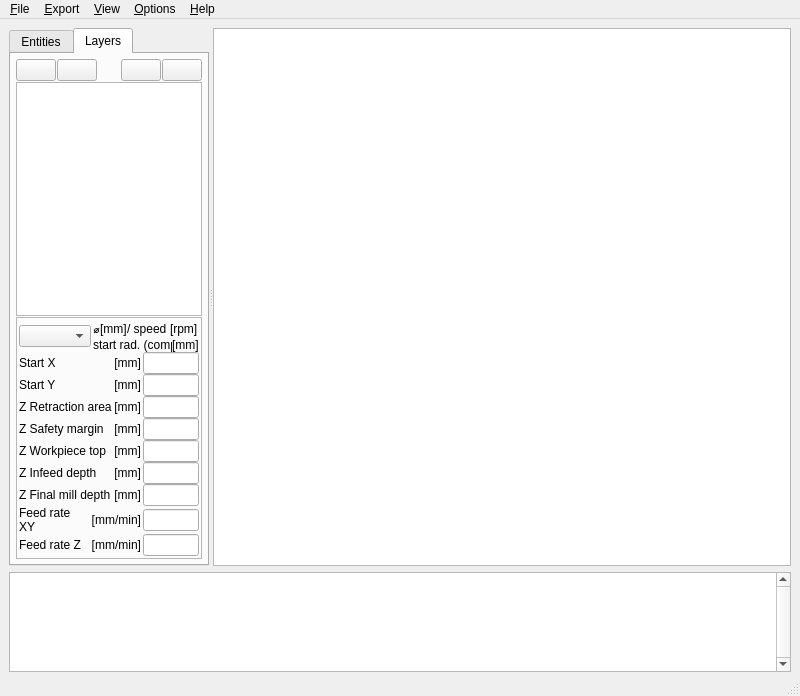
The window that dxf2gcode.ui (SanZamoyski/dxf2gcode-pocketMill) describes before a commit, drawn with Qt 5.
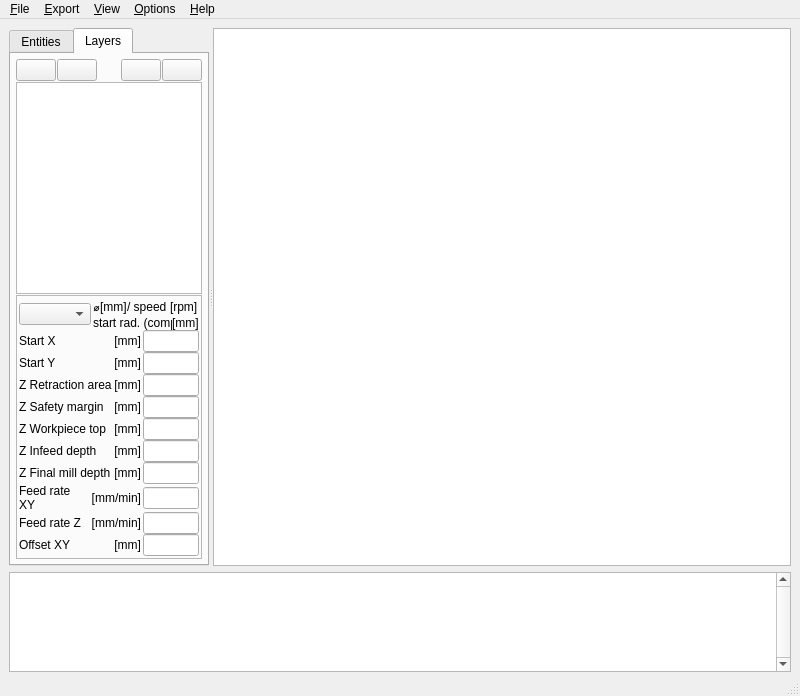
The same window after the commit. Icons and pictures are not drawn. Custom widgets are drawn as their Qt base class.

Commit message:
Original hammertwonhead modifications applied
https://sourceforge.net/u/hammertownhead/

```diff
--- a/dxf2gcode.ui
+++ b/dxf2gcode.ui
@@ -800,6 +800,39 @@
                 </property>
                </widget>
               </item>
+              <item row="9" column="0">
+               <layout class="QHBoxLayout" name="horizontalLayout_15">
+                <item>
+                 <widget class="QLabel" name="label15">
+                  <property name="text">
+                   <string>Offset XY</string>
+                  </property>
+                 </widget>
+                </item>
+                <item>
+                 <widget class="QLabel" name="unitLabel_15">
+                  <property name="maximumSize">
+                   <size>
+                    <width>31</width>
+                    <height>16777215</height>
+                   </size>
+                  </property>
+                  <property name="layoutDirection">
+                   <enum>Qt::RightToLeft</enum>
+                  </property>
+                  <property name="text">
+                   <string notr="true">[mm]</string>
+                  </property>
+                  <property name="alignment">
+                   <set>Qt::AlignRight|Qt::AlignTrailing|Qt::AlignVCenter</set>
+                  </property>
+                 </widget>
+                </item>
+               </layout>
+              </item>
+              <item row="9" column="1">
+               <widget class="QLineEdit" name="OffsetXYLineEdit"/>
+              </item>
              </layout>
             </item>
            </layout>
```
The commit also changes 1 other file.
